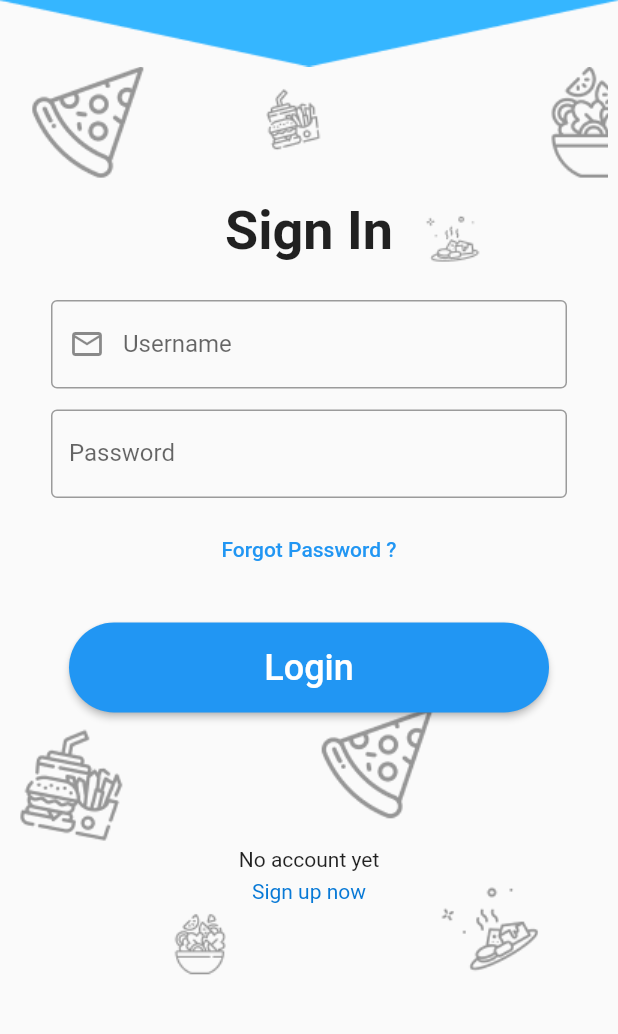
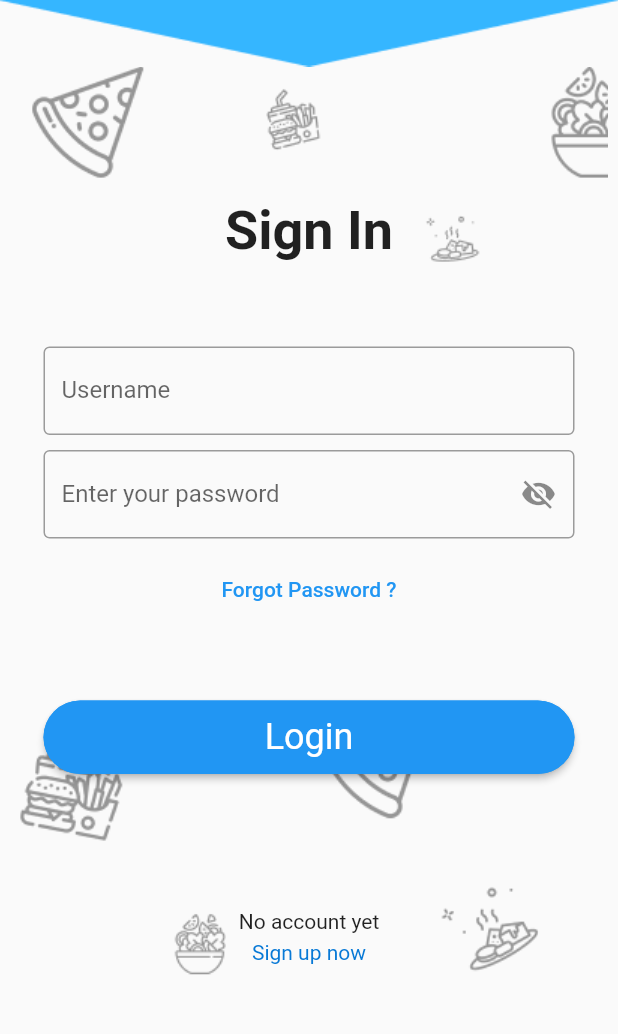
Before and after one commit to AsliddinToshtemirov/food_app, a Flutter app: the LoginPage screen opened directly, on a phone screen of 412 x 824 dp, the part 186-1220 px from its top. Run offline on Flutter 3.47's test engine with Material 2 defaults, Android fonts, the phone set to English and light mode, and no system bars; our stand-ins replace fancy_bottom_navigation; Roboto replaces fonts that are missing (mont).

Commit message:
login_pege changed

```diff
--- a/lib/leading2.dart
+++ b/lib/leading2.dart
@@ -20,6 +20,7 @@ class Leading_two extends StatelessWidget {
       body: Column(mainAxisAlignment: MainAxisAlignment.start, children: [
         SafeArea(
           child: SizedBox(
+            height: 900,
             child: Row(
               children: [
                 Container(
--- a/lib/login_page.dart
+++ b/lib/login_page.dart
@@ -1,5 +1,6 @@
 import 'package:flutter/material.dart';
 import 'package:food_app/home_page.dart';
+import 'package:food_app/some.dart';
 
 class LoginPage extends StatefulWidget {
   LoginPage({Key? key}) : super(key: key);
@@ -9,11 +10,18 @@ class LoginPage extends StatefulWidget {
 }
 
 class _LoginPageState extends State<LoginPage> {
-  bool isPassHidden = true;
+
+  bool _isPasswordHidden = true;
+  final _controller = TextEditingController();
+  final formKey = GlobalKey<FormState>();
+  String username = "";
+  String password = "";
   @override
   Widget build(BuildContext context) {
     return Scaffold(
-      body: Stack(
+      body: Container(
+        height: 770,
+        child: Stack(
           children: [
             Column(
               children: [
@@ -56,69 +64,118 @@ class _LoginPageState extends State<LoginPage> {
                   const SizedBox(
                     height: 25,
                   ),
-                Column(
-                  children: const [
-                    Padding(
-                      padding: EdgeInsets.fromLTRB(34, 0, 34, 0),
-                      child: TextField(
-                        keyboardType: TextInputType.name,
+
+
+
+                  Form(
+                    key: formKey,
+                    child: Column(
+                      children: [
+                        Container(
+                          margin: EdgeInsets.only(left: 29.0,right: 29.0,top: 31.0,bottom: 10.0),
+                          child: TextFormField(
+                            onSaved: (value){
+                              username = value!;
+                            },
+                            validator: (value){
+                              if(value!.isEmpty ) return "Your username is empty !";
+
+
+                            },
+                            textInputAction: TextInputAction.next,
                             decoration: InputDecoration(
-                            prefixIcon: Icon(Icons.mail_outline),
                               border: OutlineInputBorder(),
                               labelText: "Username",
-                            hintText: "Username"),
-                        obscureText: false,
+
                             ),
                           ),
-                    SizedBox(
-                      height: 14,
                         ),
-                    Padding(
-                      padding: EdgeInsets.fromLTRB(34, 0, 34, 0),
-                      child: TextField(
-                        keyboardType: TextInputType.name,
+                        Container(
+                          margin: EdgeInsets.only(left: 29.0,right: 29.0,),
+                          child: TextFormField(
+                            onSaved: (value){
+                              password = value!;
+                            },
+                            validator: (value){
+                              if(value!.isEmpty ) return "Your password is empty !";
+                              else if(value.length < 8) return "Your password required 8-12 symbols !";
+
+                            },
+                            textInputAction: TextInputAction.next,
                             decoration: InputDecoration(
-                            // suffixIcon: IconButton(onPressed: (){}, icon: Icon(Icons.remove_red_eye_outlined)),
+                              border: OutlineInputBorder(),
+                              labelText: "Enter your password",
+                              fillColor: Colors.blue,
+                              suffixIcon:IconButton(onPressed: (){
 
-                            border: OutlineInputBorder(),
-                            labelText: "Password",
-                            hintText: "Enter your password"),
-                        obscureText: false,
+                                setState(() {
+                                  _isPasswordHidden = !_isPasswordHidden;
+                                });
+
+                              }, icon: _isPasswordHidden ? const Icon(
+                                  Icons.visibility_off) : const Icon(Icons.visibility)
                               ),
-                    )
+                            ),
+                            obscureText: _isPasswordHidden,
+                          ),
+                        ),
                       ],
+                    ),
                   ),
                   const SizedBox(
                     height: 10,
                   ),
                   TextButton(
-                    onPressed: () {}, child: const Text("Forgot Password ?")),
+                      onPressed: () {
+                        Navigator.push(context,
+                            MaterialPageRoute(builder: (context) => Saall()));
+                      },
+                      child: const Text("Forgot Password ?")),
                   const SizedBox(
                     height: 25,
                   ),
-                SizedBox(
-                    height: 60, //height of button
-                    width: 320, //width of button
+                  Container(
+
+                      width: 380.0,
+                      height: 49.0,
+
+                      margin: EdgeInsets.only(left: 29.0,right: 29.0,top: 25.0),
                       child: ElevatedButton(
-                        onPressed: () {
-                          Navigator.push(
-                            context,
-                            MaterialPageRoute(
-                                builder: (context) => const HomePage()),
-                          );
+                        style: ButtonStyle(
+                            shape: MaterialStateProperty.all<RoundedRectangleBorder>(
+                                RoundedRectangleBorder(
+                                    borderRadius: BorderRadius.circular(50.0),
+                                    side: BorderSide(color: Colors.blue)
+                                )
+                            )
+                        ),
+                        onPressed: (){
+
+                          final isValid = formKey.currentState!.validate();
+                          if(isValid){
+                            formKey.currentState!.save();
+                            print("Username: $username");
+                            print("Password: $password");
+
+
+                            Navigator.push(context,MaterialPageRoute(builder: (context)=> HomePage()));
+                          }
+
+
+
+
                         },
-                        child: const Text(
-                          "Login",
-                          style: TextStyle(fontSize: 24),
+                        child:const Text("Login",
+                          style:const TextStyle(
+                            fontFamily: 'mont',
+                            fontSize: 24.0,
+                            fontWeight: FontWeight.normal,
+
                           ),
-                        style: ElevatedButton.styleFrom(
-                          //background color of button
-                          //border width and color
-                          //elevation of button
-                          shape: RoundedRectangleBorder(
-                              //to set border radius to button
-                              borderRadius: BorderRadius.circular(30)),
-                        ))),
+                        ),
+                      )
+                  ),
+
                   const SizedBox(
                     height: 90,
                   ),
@@ -144,6 +201,7 @@ class _LoginPageState extends State<LoginPage> {
                 ])
           ],
         ),
+      ),
     );
   }
 }
```
Lines whose indentation alone changed are shown as unchanged.
